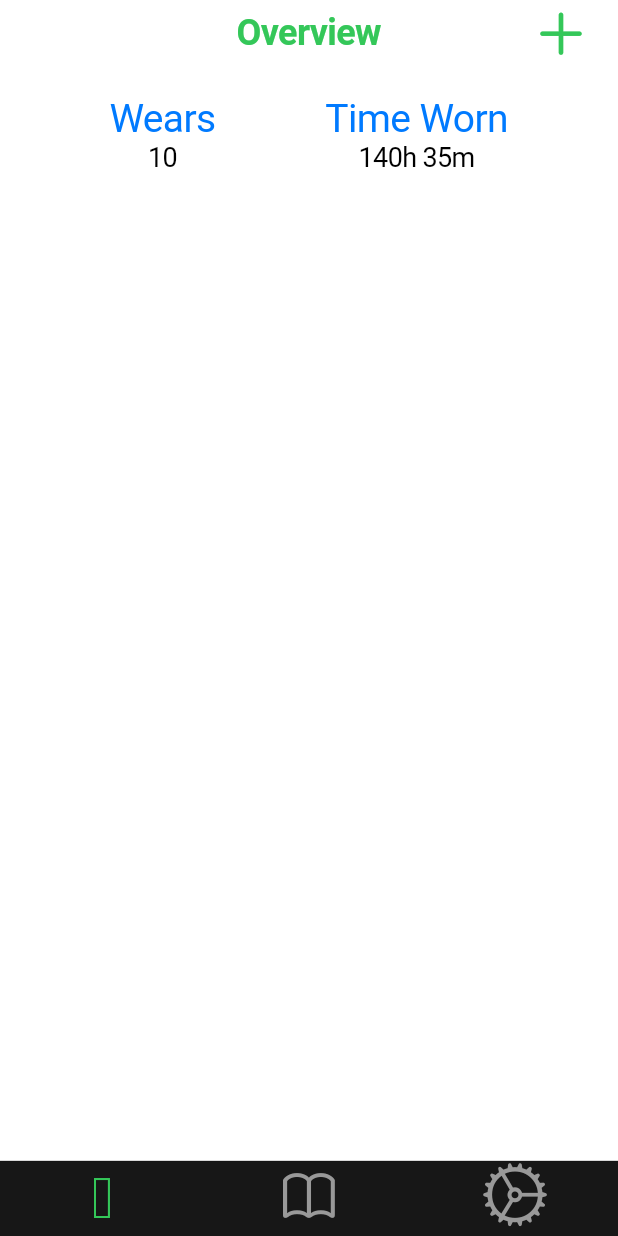
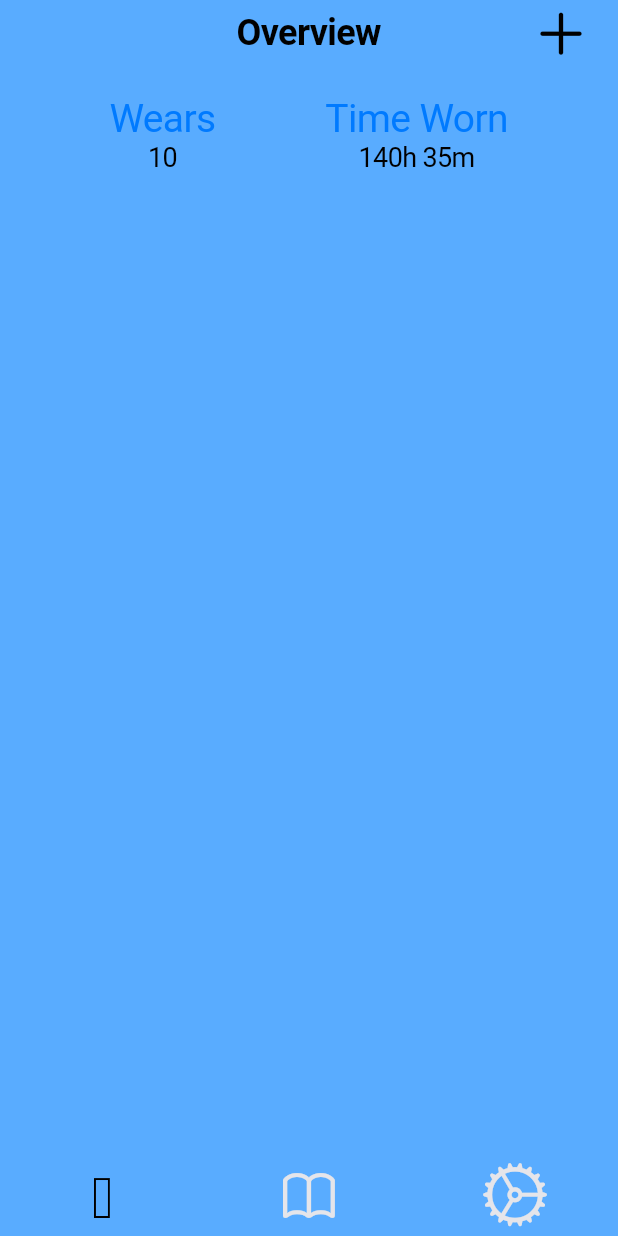
Before and after one commit to shaunsewell/lens-tracker, a Flutter app: the screen it shows after launch, on a phone screen of 412 x 824 dp. Run offline on Flutter 3.47's test engine with Material 2 defaults, Android fonts, the phone set to English and light mode, and no system bars.

Commit message:
changed color scheme to a light blue

```diff
--- a/lib/screens/add_wear_data.dart
+++ b/lib/screens/add_wear_data.dart
@@ -26,7 +26,7 @@ class _AddWearDataState extends State<AddWearData> {
                 });
               },
             ),
-          ) // This is where the Update contact data fields go
+          )
     );
   }
 }
--- a/lib/screens/overview.dart
+++ b/lib/screens/overview.dart
@@ -11,6 +11,7 @@ class OverviewScreen extends StatelessWidget {
         return CupertinoPageScaffold(
           navigationBar:
             customNavigationBar("Overview", addButton: _addButton(context)),
+          backgroundColor: Color.fromRGBO(89, 172, 255, 1),
           child: Column(
             children: [
               //Ads
@@ -75,7 +76,7 @@ class OverviewScreen extends StatelessWidget {
         child: Icon(
           CupertinoIcons.add,
           size: 40,
-          color: CupertinoColors.activeGreen,
+          color: CupertinoColors.black,
         ),
         onPressed: () => showCupertinoModalPopup(
               context: context,
--- a/lib/tab_controller.dart
+++ b/lib/tab_controller.dart
@@ -9,7 +9,7 @@ class HomeScreen extends StatelessWidget {
   Widget build(BuildContext context) {
     return CupertinoTabScaffold(
       tabBar: CupertinoTabBar(
-        backgroundColor: CupertinoColors.darkBackgroundGray,
+        backgroundColor: Color.fromRGBO(89, 172, 255, 1),
         items: [
         BottomNavigationBarItem(
           icon: Icon(
@@ -27,7 +27,9 @@ class HomeScreen extends StatelessWidget {
 
         ),
       ],
-        activeColor: CupertinoColors.activeGreen,
+      inactiveColor: CupertinoColors.lightBackgroundGray,
+      activeColor: CupertinoColors.black,
+      border:Border.all(color: Color.fromRGBO(89, 172, 255, 1)),
       ),
       tabBuilder: (context, index) {
         if (index == 0) {
--- a/lib/widgets/navigation.dart
+++ b/lib/widgets/navigation.dart
@@ -7,18 +7,20 @@ CupertinoNavigationBar customNavigationBar(String page, {CupertinoButton addButt
       //leading: Icon(CupertinoIcons.settings, size: 40, color: CupertinoColors.activeGreen,),
       middle: Text(
           page,
-          style: TextStyle(color: CupertinoColors.activeGreen, fontSize: 24),
+          style: TextStyle(color: CupertinoColors.black, fontSize: 24),
       ),
       trailing: addButton,
-      backgroundColor: CupertinoColors.darkBackgroundGray,
+      backgroundColor: Color.fromRGBO(89, 172, 255, 1),
+      border:Border.all(color: Color.fromRGBO(89, 172, 255, 1)),
     );
   }
   return CupertinoNavigationBar(
     middle: Text(
       page,
-      style: TextStyle(color: CupertinoColors.activeGreen, fontSize: 24),
+      style: TextStyle(color: CupertinoColors.black, fontSize: 24),
     ),
-    backgroundColor: CupertinoColors.darkBackgroundGray,
+    backgroundColor: Color.fromRGBO(89, 172, 255, 1),
+    border:Border.all(color: Color.fromRGBO(89, 172, 255, 1)),
   );
 
 }
```
Lines whose indentation alone changed are shown as unchanged.
